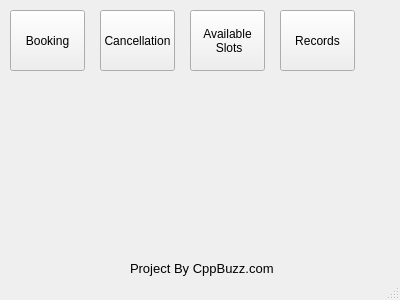
The window that mainwindow.ui (nischalg8/Qt-Doctor-Appointment-System) describes before a commit, drawn with Qt 5.
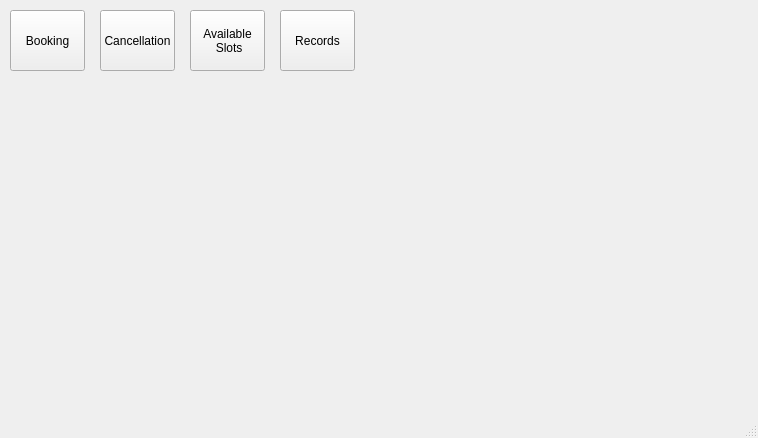
The same window after the commit.

Commit message: qt project complete

Diff of the .ui file:
```diff
--- a/mainwindow.ui
+++ b/mainwindow.ui
@@ -6,32 +6,14 @@
    <rect>
     <x>0</x>
     <y>0</y>
-    <width>400</width>
-    <height>300</height>
+    <width>758</width>
+    <height>438</height>
    </rect>
   </property>
   <property name="windowTitle">
    <string>Doctor Appointment 1.0</string>
   </property>
   <widget class="QWidget" name="centralWidget">
-   <widget class="QLabel" name="label">
-    <property name="geometry">
-     <rect>
-      <x>130</x>
-      <y>260</y>
-      <width>161</width>
-      <height>16</height>
-     </rect>
-    </property>
-    <property name="font">
-     <font>
-      <pointsize>10</pointsize>
-     </font>
-    </property>
-    <property name="text">
-     <string>Project By CppBuzz.com</string>
-    </property>
-   </widget>
    <widget class="QPushButton" name="btnBooking">
     <property name="geometry">
      <rect>
```
The commit also changes 37 other files.
